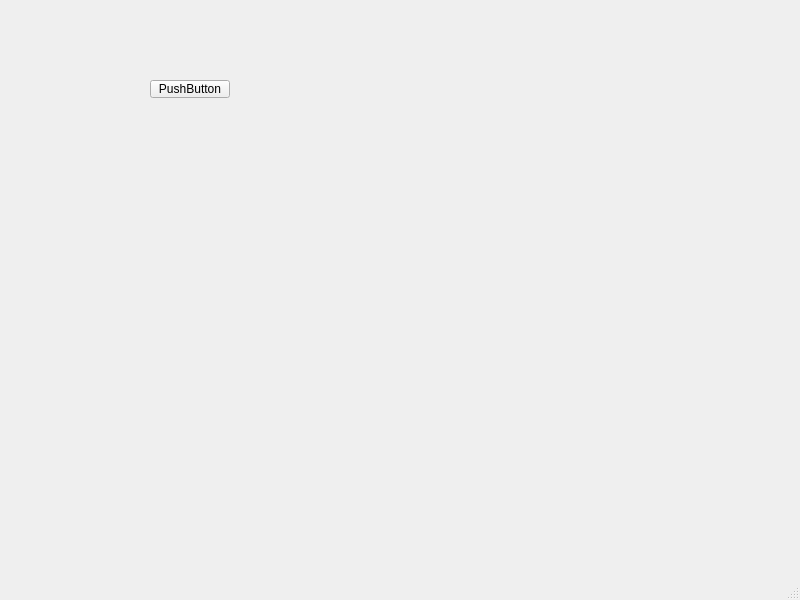
Old version of the form klingelballui.ui in the repository Sammasas/Klingelball-App.
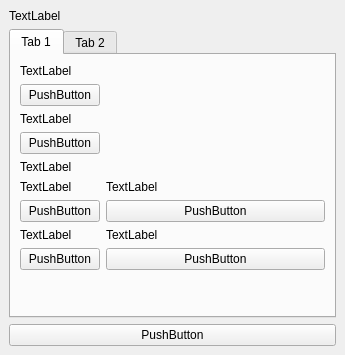
New version of the form.

The edit to the form file:
```diff
--- a/klingelballui.ui
+++ b/klingelballui.ui
@@ -6,39 +6,138 @@
    <rect>
     <x>0</x>
     <y>0</y>
-    <width>800</width>
-    <height>600</height>
+    <width>345</width>
+    <height>355</height>
    </rect>
   </property>
   <property name="windowTitle">
    <string>KlingelballUI</string>
   </property>
   <widget class="QWidget" name="centralwidget">
-   <widget class="QPushButton" name="pushButton">
-    <property name="geometry">
-     <rect>
-      <x>150</x>
-      <y>80</y>
-      <width>80</width>
-      <height>18</height>
-     </rect>
-    </property>
-    <property name="text">
-     <string>PushButton</string>
-    </property>
-   </widget>
+   <layout class="QVBoxLayout" name="verticalLayout">
+    <item>
+     <widget class="QLabel" name="label">
+      <property name="text">
+       <string>TextLabel</string>
+      </property>
+     </widget>
+    </item>
+    <item>
+     <widget class="QTabWidget" name="tabWidget">
+      <widget class="QWidget" name="tab">
+       <attribute name="title">
+        <string>Tab 1</string>
+       </attribute>
+       <layout class="QFormLayout" name="formLayout">
+        <item row="0" column="0">
+         <widget class="QLabel" name="label_2">
+          <property name="text">
+           <string>TextLabel</string>
+          </property>
+         </widget>
+        </item>
+        <item row="1" column="0">
+         <widget class="QPushButton" name="pushButton">
+          <property name="text">
+           <string>PushButton</string>
+          </property>
+         </widget>
+        </item>
+        <item row="2" column="0">
+         <widget class="QLabel" name="label_3">
+          <property name="text">
+           <string>TextLabel</string>
+          </property>
+         </widget>
+        </item>
+        <item row="3" column="0">
+         <widget class="QPushButton" name="pushButton_2">
+          <property name="text">
+           <string>PushButton</string>
+          </property>
+         </widget>
+        </item>
+        <item row="4" column="0">
+         <widget class="QLabel" name="label_4">
+          <property name="text">
+           <string>TextLabel</string>
+          </property>
+         </widget>
+        </item>
+        <item row="5" column="0">
+         <widget class="QLabel" name="label_6">
+          <property name="text">
+           <string>TextLabel</string>
+          </property>
+         </widget>
+        </item>
+        <item row="5" column="1">
+         <widget class="QLabel" name="label_5">
+          <property name="text">
+           <string>TextLabel</string>
+          </property>
+         </widget>
+        </item>
+        <item row="6" column="0">
+         <widget class="QPushButton" name="pushButton_3">
+          <property name="text">
+           <string>PushButton</string>
+          </property>
+         </widget>
+        </item>
+        <item row="6" column="1">
+         <widget class="QPushButton" name="pushButton_4">
+          <property name="text">
+           <string>PushButton</string>
+          </property>
+         </widget>
+        </item>
+        <item row="7" column="0">
+         <widget class="QLabel" name="label_7">
+          <property name="text">
+           <string>TextLabel</string>
+          </property>
+         </widget>
+        </item>
+        <item row="7" column="1">
+         <widget class="QLabel" name="label_8">
+          <property name="text">
+           <string>TextLabel</string>
+          </property>
+         </widget>
+        </item>
+        <item row="8" column="0">
+         <widget class="QPushButton" name="pushButton_5">
+          <property name="text">
+           <string>PushButton</string>
+          </property>
+         </widget>
+        </item>
+        <item row="8" column="1">
+         <widget class="QPushButton" name="pushButton_6">
+          <property name="text">
+           <string>PushButton</string>
+          </property>
+         </widget>
+        </item>
+       </layout>
+      </widget>
+      <widget class="QWidget" name="tab_2">
+       <attribute name="title">
+        <string>Tab 2</string>
+       </attribute>
+      </widget>
+     </widget>
+    </item>
+    <item>
+     <widget class="QPushButton" name="pushButton_7">
+      <property name="text">
+       <string>PushButton</string>
+      </property>
+     </widget>
+    </item>
+   </layout>
   </widget>
-  <widget class="QMenuBar" name="menubar">
-   <property name="geometry">
-    <rect>
-     <x>0</x>
-     <y>0</y>
-     <width>800</width>
-     <height>17</height>
-    </rect>
-   </property>
-  </widget>
-  <widget class="QStatusBar" name="statusbar"/>
  </widget>
  <resources/>
  <connections/>
```
